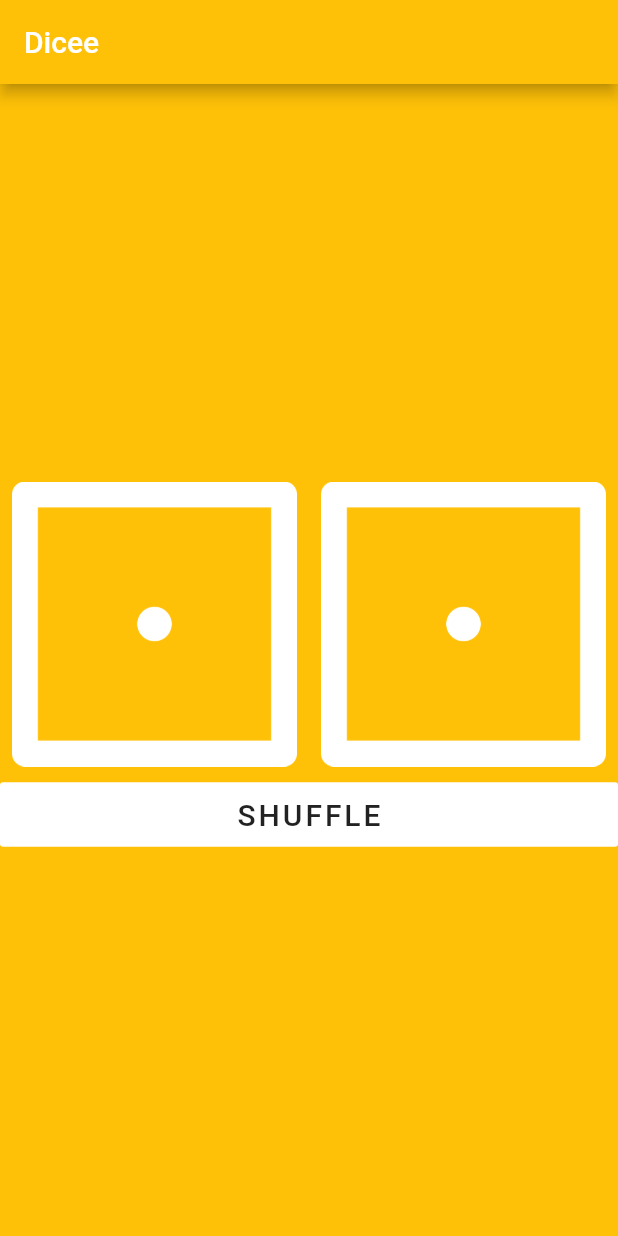
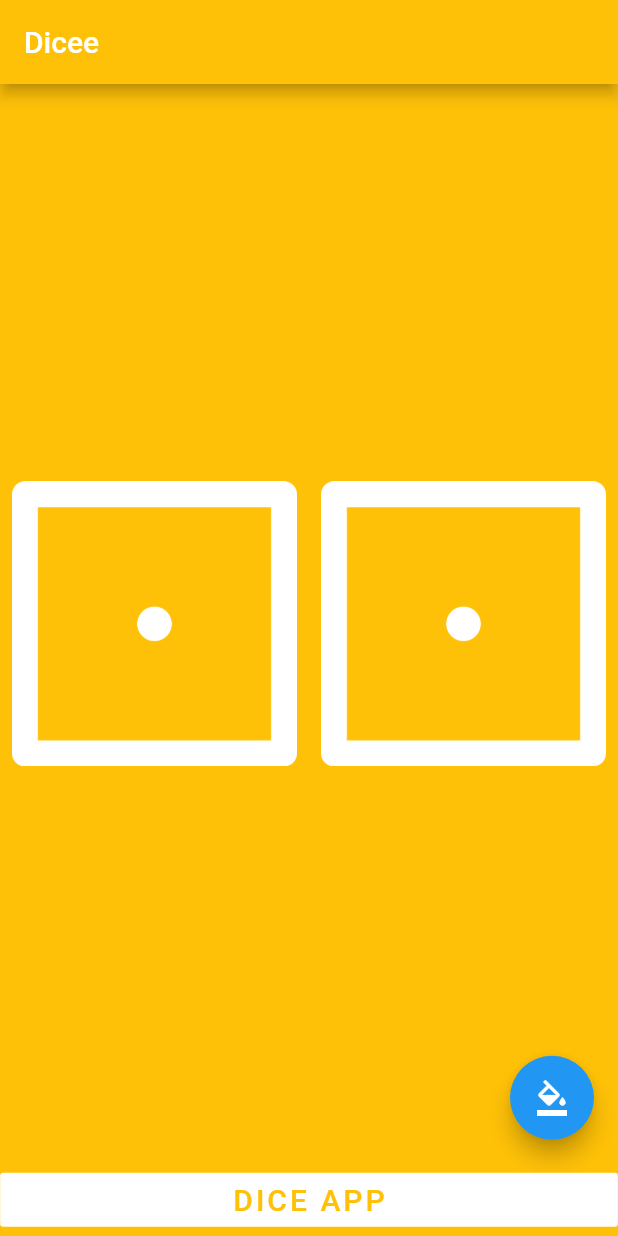
Before and after one commit to Rahulshahare/flutter-dicee, a Flutter app: the screen it shows after launch, on a phone screen of 412 x 824 dp. Run offline on Flutter 3.47's test engine with Material 2 defaults, Android fonts, the phone set to English and light mode, and no system bars; our stand-ins replace double_back_to_close_app.

Commit message:
Dynamic Color change Functionality added

```diff
--- a/lib/main.dart
+++ b/lib/main.dart
@@ -7,20 +7,57 @@ void main() {
   runApp(MyApp());
 }
 
-class MyApp extends StatelessWidget {
+class MyApp extends StatefulWidget {
+  @override
+  _MyAppState createState() => _MyAppState();
+}
+
+
+class _MyAppState extends State<MyApp> {
+  List color = [ Colors.blue, Colors.amber, Colors.red, Colors.cyan, Colors.deepPurple, Colors.orange, Colors.indigo, Colors.teal, Colors.pink, Colors.yellow ];
+  int index = 1;
+  void _changeColorIndex(){
+    setState(() {
+      index = Random().nextInt(9);
+    });
+  }
   @override
   Widget build(BuildContext context) {
     return MaterialApp(
       title: 'Dicee',
       home: Scaffold(
-        backgroundColor: Colors.amber,
+        backgroundColor: color[index],
         appBar: AppBar(
-          backgroundColor: Colors.amber,
+          backgroundColor: color[index],
           title: Text('Dicee',),
         ),
         body: DoubleBackToCloseApp(
           snackBar:  const SnackBar(content: Text('Tap again to exit.'),),
           child: MyHomePage(),
+        ),
+        floatingActionButton: FloatingActionButton(
+          child: Icon(Icons.format_color_fill),
+          onPressed: (){
+            _changeColorIndex();
+          },
+        ),
+        bottomNavigationBar: Padding(
+          padding: EdgeInsets.all(0.1),
+          child: FlatButton(
+            padding: EdgeInsets.all(0.0),
+            color: Colors.white,
+            child: Text(
+              'DICE APP',
+              style: TextStyle(
+                fontSize: 20.0,
+                letterSpacing: 2.0,
+                color: color[index],
+              ),
+            ),
+            onPressed: (){
+              print('hello');
+            },
+          ),
         ),
       ),
 
@@ -73,30 +110,9 @@ class _MyHomePageState extends State<MyHomePage> {
                   },
                 ),
               ),
-
             ],
           ),
-          Row(
-            children: [
-              Expanded(
-                child: FlatButton(
-                  padding: EdgeInsets.all(10.0),
-                  autofocus: true,
-                  color: Colors.white,
-                  onPressed: (){
-                    changeDiceFace();
-                  },
-                  child: Text(
-                      'SHUFFLE',
-                      style: TextStyle(
-                        fontSize: 20.0,
-                        letterSpacing: 2.0,
-                      ),
-                  ),
-                ),
-              ),
-            ],
-          ),
+
         ],
 
       );
```
